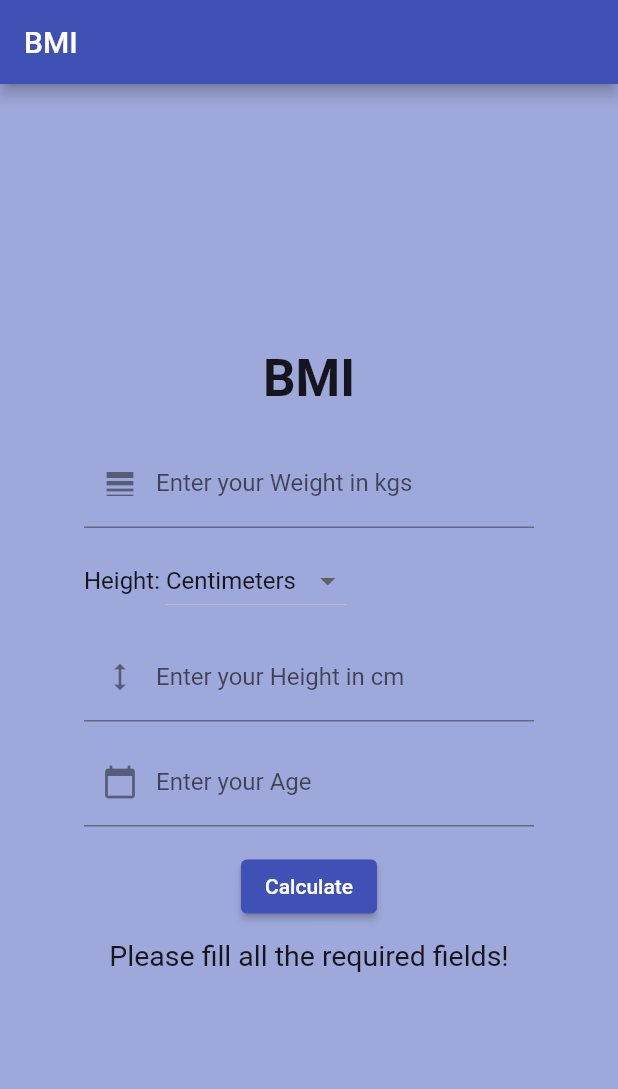
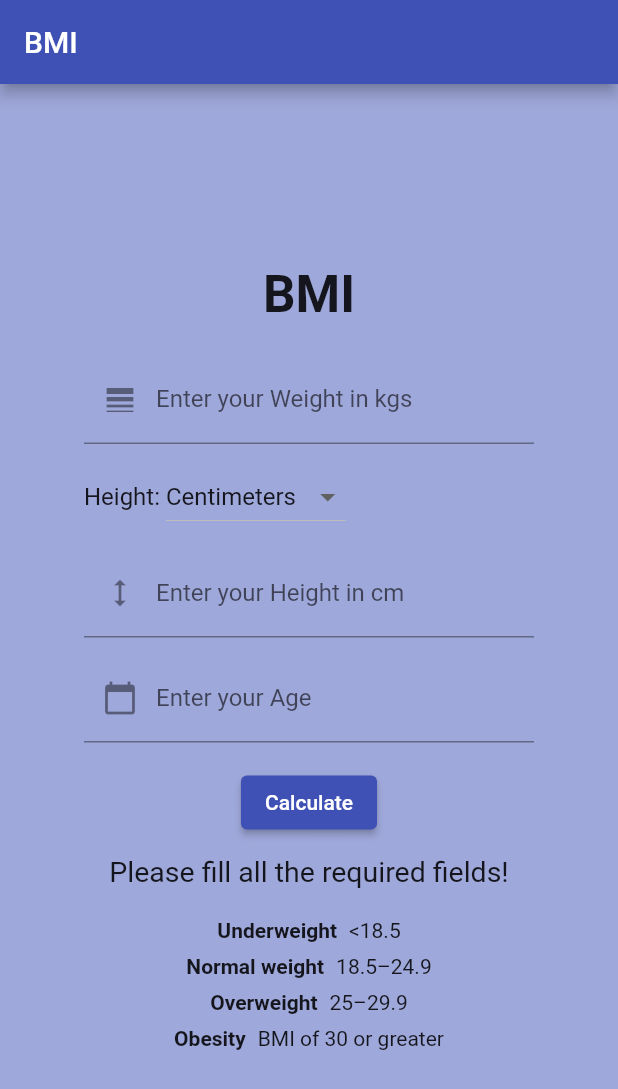
Before and after one commit to prateekp273/body_mass_index-BMI-using-flutter, a Flutter app: the screen it shows after launch, after a tap on "Calculate", on a phone screen of 412 x 824 dp. Shown: the top 1089 px of the screen. Run offline on Flutter 3.47's test engine with Material 2 defaults, Android fonts, the phone set to English and light mode, and no system bars.

Commit message:
3rd commit

```diff
--- a/lib/main.dart
+++ b/lib/main.dart
@@ -28,14 +28,14 @@
 }
 
 class _DashBoardScreenState extends State<DashBoardScreen> {
-  var wtController = TextEditingController();
-  var heightController = TextEditingController();
-  var ageController = TextEditingController();
+  TextEditingController wtController = TextEditingController();
+  TextEditingController heightController = TextEditingController();
+  TextEditingController ageController = TextEditingController();
 
-  var result = "";
-  var bgColor = Colors.indigo.shade200;
+  String result = "";
+  Color bgColor = Colors.indigo.shade200;
 
-  var selectedUnit = HeightUnit.Centimeters;
+  HeightUnit selectedUnit = HeightUnit.Centimeters;
 
   @override
   Widget build(BuildContext context) {
@@ -112,15 +112,15 @@
                     var height = heightController.text.toString();
                     var age = ageController.text.toString();
 
-                    if (wt != "" && height != "" && age != "") {
+                    if (wt.isNotEmpty && height.isNotEmpty && age.isNotEmpty) {
                       var iWt = double.parse(wt);
                       var iHeight = double.parse(height);
                       var iAge = int.parse(age);
 
                       var bmiData = calculateBMI(iWt, iHeight, selectedUnit);
 
-                      var bmi = bmiData['bmi'];
-                      var category = bmiData['category'];
+                      var bmi = bmiData['bmi']!;
+                      var category = bmiData['category']!;
 
                       var msg = "You're $category!";
                       if (category == "Obese") {
@@ -147,6 +147,15 @@
                 Text(
                   result,
                   style: const TextStyle(fontSize: 19),
+                ),
+                const SizedBox(height: 16),
+                Column(
+                  children: [
+                    buildBMIInfo("Underweight", "<18.5"),
+                    buildBMIInfo("Normal weight", "18.5–24.9"),
+                    buildBMIInfo("Overweight", "25–29.9"),
+                    buildBMIInfo("Obesity", "BMI of 30 or greater"),
+                  ],
                 ),
               ],
             ),
@@ -226,14 +235,32 @@
   }
 
   String getBMICategory(double bmi) {
-    if (bmi > 30) {
-      return "Obese";
-    } else if (bmi > 25) {
-      return "Overweight";
-    } else if (bmi < 18.5) {
+    if (bmi < 18.5) {
       return "Underweight";
+    } else if (bmi >= 18.5 && bmi < 25) {
+      return "Normal weight";
+
+    } else if (bmi >= 25 && bmi < 30) {
+    return "Overweight";
     } else {
-      return "Healthy";
+    return "Obesity";
     }
   }
+
+  Widget buildBMIInfo(String category, String range) {
+    return Padding(
+      padding: const EdgeInsets.symmetric(vertical: 4),
+      child: Row(
+        mainAxisAlignment: MainAxisAlignment.center,
+        children: [
+          Text(
+            category,
+            style: const TextStyle(fontWeight: FontWeight.bold),
+          ),
+          const SizedBox(width: 8),
+          Text(range),
+        ],
+      ),
+    );
+  }
 }
```
